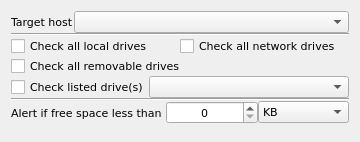
khomchenkovaa/QHostMonitor, file view/method/qDriveSpaceWidget.ui: the form before one commit.
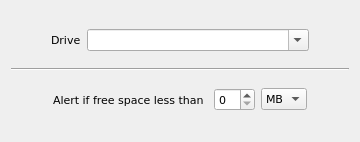
The form after the commit.

Commit message: Removed one of drive space widgets

Patch:
```diff
--- a/view/method/qDriveSpaceWidget.ui
+++ b/view/method/qDriveSpaceWidget.ui
@@ -29,71 +29,34 @@
    <locale language="English" country="UnitedStates"/>
   </property>
   <layout class="QVBoxLayout" name="verticalLayout">
-   <property name="spacing">
-    <number>0</number>
+   <property name="topMargin">
+    <number>18</number>
    </property>
-   <item>
-    <layout class="QHBoxLayout" name="horizontalLayout">
-     <item>
-      <widget class="QLabel" name="lblTargetHost">
-       <property name="text">
-        <string>Target host</string>
-       </property>
-       <property name="buddy">
-        <cstring>cmbTargetHost</cstring>
-       </property>
-      </widget>
-     </item>
-     <item>
-      <widget class="QComboBox" name="cmbTargetHost">
-       <property name="sizePolicy">
-        <sizepolicy hsizetype="Expanding" vsizetype="Fixed">
-         <horstretch>0</horstretch>
-         <verstretch>0</verstretch>
-        </sizepolicy>
-       </property>
-      </widget>
-     </item>
-    </layout>
-   </item>
-   <item>
-    <widget class="Line" name="Bevel3_3">
-     <property name="orientation">
-      <enum>Qt::Horizontal</enum>
-     </property>
-    </widget>
-   </item>
-   <item>
-    <layout class="QHBoxLayout" name="horizontalLayout_2">
-     <item>
-      <widget class="QCheckBox" name="chkAlllocalDrives">
-       <property name="text">
-        <string>Check all local drives</string>
-       </property>
-      </widget>
-     </item>
-     <item>
-      <widget class="QCheckBox" name="chkAllNetworkDrives">
-       <property name="text">
-        <string>Check all network drives</string>
-       </property>
-      </widget>
-     </item>
-    </layout>
-   </item>
-   <item>
-    <widget class="QCheckBox" name="chkAllRemovableDrives">
-     <property name="text">
-      <string>Check all removable drives</string>
-     </property>
-    </widget>
-   </item>
+   <property name="bottomMargin">
+    <number>18</number>
+   </property>
    <item>
     <layout class="QHBoxLayout" name="horizontalLayout_3">
      <item>
-      <widget class="QCheckBox" name="chkListedDrives">
+      <spacer name="horizontalSpacer">
+       <property name="orientation">
+        <enum>Qt::Horizontal</enum>
+       </property>
+       <property name="sizeType">
+        <enum>QSizePolicy::Preferred</enum>
+       </property>
+       <property name="sizeHint" stdset="0">
+        <size>
+         <width>40</width>
+         <height>20</height>
+        </size>
+       </property>
+      </spacer>
+     </item>
+     <item>
+      <widget class="QLabel" name="lblDrive">
        <property name="text">
-        <string>Check listed drive(s)</string>
+        <string>Drive</string>
        </property>
       </widget>
      </item>
@@ -105,8 +68,27 @@
          <verstretch>0</verstretch>
         </sizepolicy>
        </property>
+       <property name="editable">
+        <bool>true</bool>
+       </property>
       </widget>
      </item>
+     <item>
+      <spacer name="horizontalSpacer_2">
+       <property name="orientation">
+        <enum>Qt::Horizontal</enum>
+       </property>
+       <property name="sizeType">
+        <enum>QSizePolicy::Preferred</enum>
+       </property>
+       <property name="sizeHint" stdset="0">
+        <size>
+         <width>40</width>
+         <height>20</height>
+        </size>
+       </property>
+      </spacer>
+     </item>
     </layout>
    </item>
    <item>
@@ -119,7 +101,20 @@
    <item>
     <layout class="QHBoxLayout" name="horizontalLayout_4">
      <item>
-      <widget class="QLabel" name="lblAlertIfFreeSpace">
+      <spacer name="horizontalSpacer_3">
+       <property name="orientation">
+        <enum>Qt::Horizontal</enum>
+       </property>
+       <property name="sizeHint" stdset="0">
+        <size>
+         <width>40</width>
+         <height>20</height>
+        </size>
+       </property>
+      </spacer>
+     </item>
+     <item>
+      <widget class="QLabel" name="lblMinFreeSpace">
        <property name="text">
         <string>Alert if free space less than </string>
        </property>
@@ -129,14 +124,16 @@
       </widget>
      </item>
      <item>
-      <widget class="QSpinBox" name="spinAlertIfFreeSpace">
-       <property name="alignment">
-        <set>Qt::AlignCenter</set>
-       </property>
-      </widget>
+      <widget class="QSpinBox" name="spinMinFreeSpace"/>
      </item>
      <item>
-      <widget class="QComboBox" name="cmbAlertIfFreeSpace">
+      <widget class="QComboBox" name="cmbDimension">
+       <property name="currentText">
+        <string>MB</string>
+       </property>
+       <property name="currentIndex">
+        <number>1</number>
+       </property>
        <item>
         <property name="text">
          <string>KB</string>
@@ -164,6 +161,19 @@
        </item>
       </widget>
      </item>
+     <item>
+      <spacer name="horizontalSpacer_4">
+       <property name="orientation">
+        <enum>Qt::Horizontal</enum>
+       </property>
+       <property name="sizeHint" stdset="0">
+        <size>
+         <width>40</width>
+         <height>20</height>
+        </size>
+       </property>
+      </spacer>
+     </item>
     </layout>
    </item>
   </layout>
```
Left out of the diff: 4 changed lines with no effect on the pictures. The commit also changes 7 other files.
